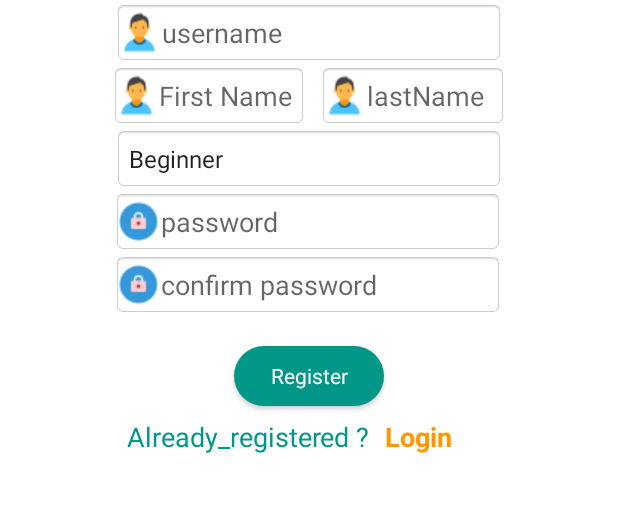
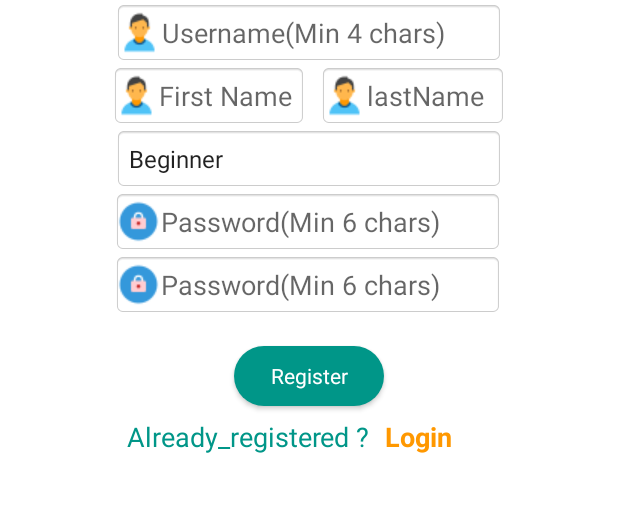
Before and after one commit to SirDavid94/CodeYourWay, an Android app: the RegisterActivity screen opened directly, with no data from a screen before it, after a tap on "Register", on a phone screen of 412 x 824 dp, the part 493-1005 px from its top. Run offline under Robolectric (Android 15) with nearby library versions, the phone set to English and light mode, and no system bars; our stand-ins replace Firebase (no records; nobody signed in at launch, a user with empty details on screens opened directly).

Commit message:
Updated Registration page to Allow Upper/LowerCase variation in username

```diff
--- a/app/build.gradle
+++ b/app/build.gradle
@@ -41,6 +41,7 @@ dependencies {
     implementation 'com.google.firebase:firebase-core:16.0.7'
     implementation 'com.google.firebase:firebase-database:16.0.6'
     androidTestImplementation 'com.android.support.test:rules:1.0.2'
+    implementation 'com.google.firebase:firebase-storage:16.1.0'
 
 
 }
--- a/app/src/main/java/vcu/cmsc355/codeyourway/LeaderBoardActivity.java
+++ b/app/src/main/java/vcu/cmsc355/codeyourway/LeaderBoardActivity.java
@@ -63,6 +63,7 @@ public class LeaderBoardActivity extends AppCompatActivity {
 
                          for ( DataSnapshot data: dataSnapshot.getChildren())
                          {
+
                              Awards rank = data.getValue(Awards.class);
                              username = data.getKey();
                              score = (int)(rank.getAwardCount());
--- a/app/src/main/java/vcu/cmsc355/codeyourway/LoginActivity.java
+++ b/app/src/main/java/vcu/cmsc355/codeyourway/LoginActivity.java
@@ -91,7 +91,7 @@ public class LoginActivity extends AppCompatActivity {
         buttonLogin.setOnClickListener(new View.OnClickListener() {
             @Override
             public void onClick(View v) {
-                SignIn(textUsername.getText().toString().trim(),
+                SignIn(textUsername.getText().toString().trim().toLowerCase(),
                         textPassword.getText().toString().trim());
             }
         });
--- a/app/src/main/java/vcu/cmsc355/codeyourway/RegisterActivity.java
+++ b/app/src/main/java/vcu/cmsc355/codeyourway/RegisterActivity.java
@@ -60,7 +60,9 @@ public class RegisterActivity extends AppCompatActivity implements AdapterView.O
         buttonRegister = (Button) findViewById(R.id.button_register);
         textViewLogin = (TextView) findViewById(R.id.text_login);
         textExpertise.setOnItemSelectedListener(this);
-
+        textUsername.setHint("Username(Min 4 chars)");
+        textPassword.setHint("Password(Min 6 chars)");
+        textCnfPassword.setHint("Password(Min 6 chars)");
 
 
         // Create an ArrayAdapter using the string array and a default spinner layout
@@ -99,7 +101,7 @@ public class RegisterActivity extends AppCompatActivity implements AdapterView.O
                 {
                     Toast.makeText(RegisterActivity.this, "Invalid Email", Toast.LENGTH_SHORT).show();
                 }
-
+                //Checks if Password is valid
                 else if (ValidatePwd())
                 {
                     Toast.makeText(RegisterActivity.this, "Passwords doesn't match", Toast.LENGTH_SHORT).show();
@@ -126,8 +128,7 @@ public class RegisterActivity extends AppCompatActivity implements AdapterView.O
         final Awards awardUpload = new Awards(textUsername.getText().toString().trim(),
                 awardCount);
 
-
-        final User user = new User(textUsername.getText().toString().trim(),
+        final User user = new User(textUsername.getText().toString().trim().toLowerCase(),
                 textPassword.getText().toString().trim(),
                 textEmail.getText().toString().trim(),
                 textFirstName.getText().toString().trim(),
@@ -171,7 +172,7 @@ public class RegisterActivity extends AppCompatActivity implements AdapterView.O
      */
     private boolean Validate() {
 
-        if ((textUsername.getText().length() < 3) || (textPassword.getText().length() < 4)) {
+        if ((textUsername.getText().length() < 4) || (textPassword.getText().length() < 6)) {
             return true;
         }
         return false;
--- a/app/src/main/res/values/styles.xml
+++ b/app/src/main/res/values/styles.xml
@@ -6,6 +6,7 @@
         <item name="colorPrimary">@color/colorPrimary</item>
         <item name="colorPrimaryDark">@color/colorPrimaryDark</item>
         <item name="colorAccent">@color/colorAccent</item>
+        <item name="editTextColor">@color/colorPrimary</item>
     </style>
 
     <style name="AppTheme.NoActionBar">
```
